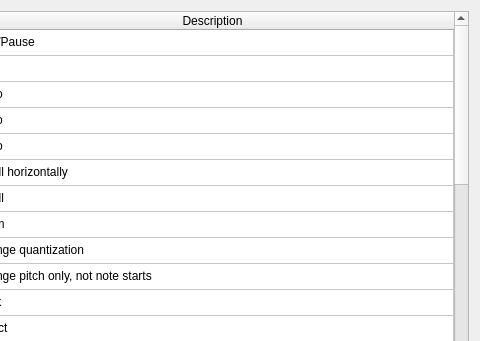
Above: src/editor/ShortcutsDialog.ui from yuxshao/ptcollab before the change; both pictures show x 88 to 568 and y 0 to 341 of the 568 by 433 pixel window. Below: the same form after it.
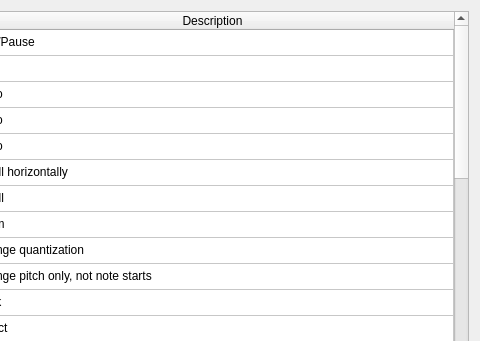
That is the form after the change.

Commit message: toggle preview with all units with ctrl+P

Patch:
```diff
--- a/src/editor/ShortcutsDialog.ui
+++ b/src/editor/ShortcutsDialog.ui
@@ -185,6 +185,11 @@
        <string>New Row</string>
       </property>
      </row>
+     <row>
+      <property name="text">
+       <string>New Row</string>
+      </property>
+     </row>
      <column>
       <property name="text">
        <string>Shortcut</string>
@@ -485,6 +490,16 @@
        <string>(De)select all units</string>
       </property>
      </item>
+     <item row="29" column="0">
+      <property name="text">
+       <string>Ctrl+P</string>
+      </property>
+     </item>
+     <item row="29" column="1">
+      <property name="text">
+       <string>Toggle preview with all units</string>
+      </property>
+     </item>
     </widget>
    </item>
    <item>
```
The commit also changes 3 other files.
